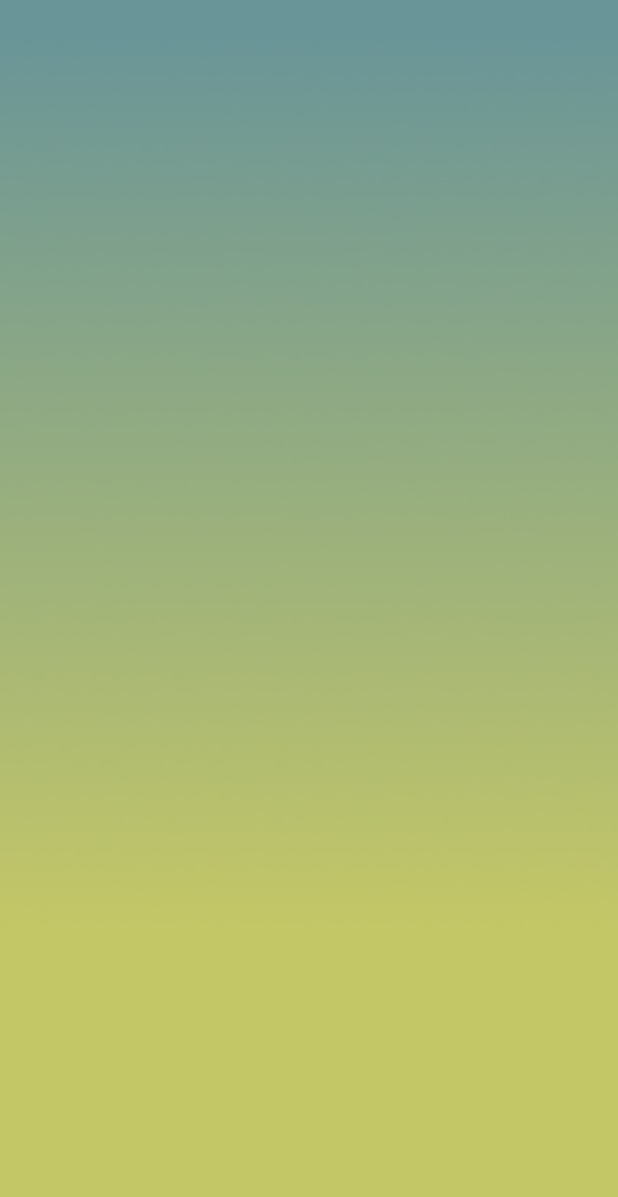
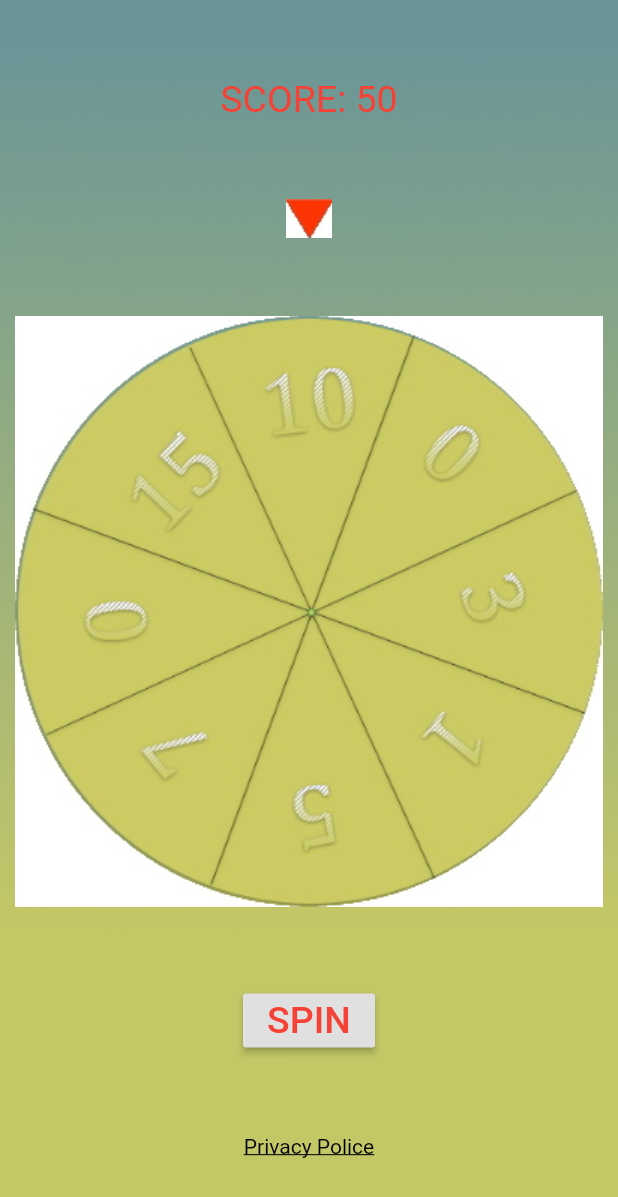
Before and after one commit to Balashoffs/roulette_game, a Flutter app: the screen it shows after launch, on a phone screen of 412 x 824 dp. Shown: the top 1197 px of the screen. Run offline on Flutter 3.47's test engine with Material 2 defaults, Android fonts, the light colour scheme and no system bars.

Commit message:
add prototype of main screen

```diff
--- a/lib/main.dart
+++ b/lib/main.dart
@@ -1,4 +1,6 @@
+import 'package:flutter/cupertino.dart';
 import 'package:flutter/material.dart';
+import 'package:roulette_game/widgets/roulette_elements_widget.dart';
 
 void main() => runApp(MyApp());
 
@@ -17,16 +19,7 @@ class MyApp extends StatelessWidget {
   }
 }
 
-class MainScreen extends StatefulWidget {
-  MainScreen({Key key}) : super(key: key);
-
-  @override
-  _MainScreenState createState() => _MainScreenState();
-}
-
-class _MainScreenState extends State<MainScreen> {
-
-
+class MainScreen extends StatelessWidget {
   @override
   Widget build(BuildContext context) {
     Size size = MediaQuery.of(context).size;
@@ -34,17 +27,16 @@ class _MainScreenState extends State<MainScreen> {
       body: Stack(
           children: <Widget>[
             Center(
-            child: new Image.asset(
+              child: Image.asset(
                 'assets/images/back.jpg',
                 width: size.width,
                 height: size.height,
                 fit: BoxFit.fill,
               ),
             ),
-//          RouletteElementsWidget(),
+            RouletteElementsWidget(),
         ],
       ),
-
     );
   }
 }
--- /dev/null
+++ b/lib/widgets/roulette_elements_widget.dart
@@ -0,0 +1,33 @@
+import 'package:flutter/cupertino.dart';
+import 'package:flutter/material.dart';
+import 'package:url_launcher/url_launcher.dart';
+
+class RouletteElementsWidget extends StatefulWidget {
+  @override
+  _RouletteElementsWidgetState createState() => _RouletteElementsWidgetState();
+}
+
+class _RouletteElementsWidgetState extends State<RouletteElementsWidget> {
+  @override
+  Widget build(BuildContext context) {
+    return Container(
+      alignment: Alignment.center,
+      child: Column(
+        mainAxisAlignment: MainAxisAlignment.spaceEvenly,
+        crossAxisAlignment: CrossAxisAlignment.center,
+        children: <Widget>[
+          Text('SCORE: 50', style: TextStyle(color: Colors.red, fontSize: 25),),
+          Image.asset('assets/images/cursor.jpg'),
+          Image.asset('assets/images/roulette_wheel.jpg'),
+          RaisedButton(child: Text('SPIN', style: TextStyle(color: Colors.red, fontSize: 25),),onPressed: ()=>{print("SPIN")},),
+          GestureDetector(
+              child: Text("Privacy Police", style: TextStyle(decoration: TextDecoration.underline, color: Colors.black)),
+              onTap: () {
+                print("Privacy Police");
+              }
+          ),
+        ],
+      ),
+    );
+  }
+}
--- a/pubspec.yaml
+++ b/pubspec.yaml
@@ -26,6 +26,7 @@ dependencies:
   facebook_deeplinks: ^0.1.0
   facebook_sdk: ^0.0.7
   onesignal_flutter: ^2.3.4
+  url_launcher: ^5.4.2
 
 dev_dependencies:
   flutter_test:
```
Also changed, not shown: assets/images/back.png (added), assets/images/cursor.jpg, assets/images/cursor.png (added), assets/images/roulette_wheel.jpg, assets/images/roulette_wheel.png (added), pubspec.lock. Lines whose indentation alone changed are shown as unchanged.
